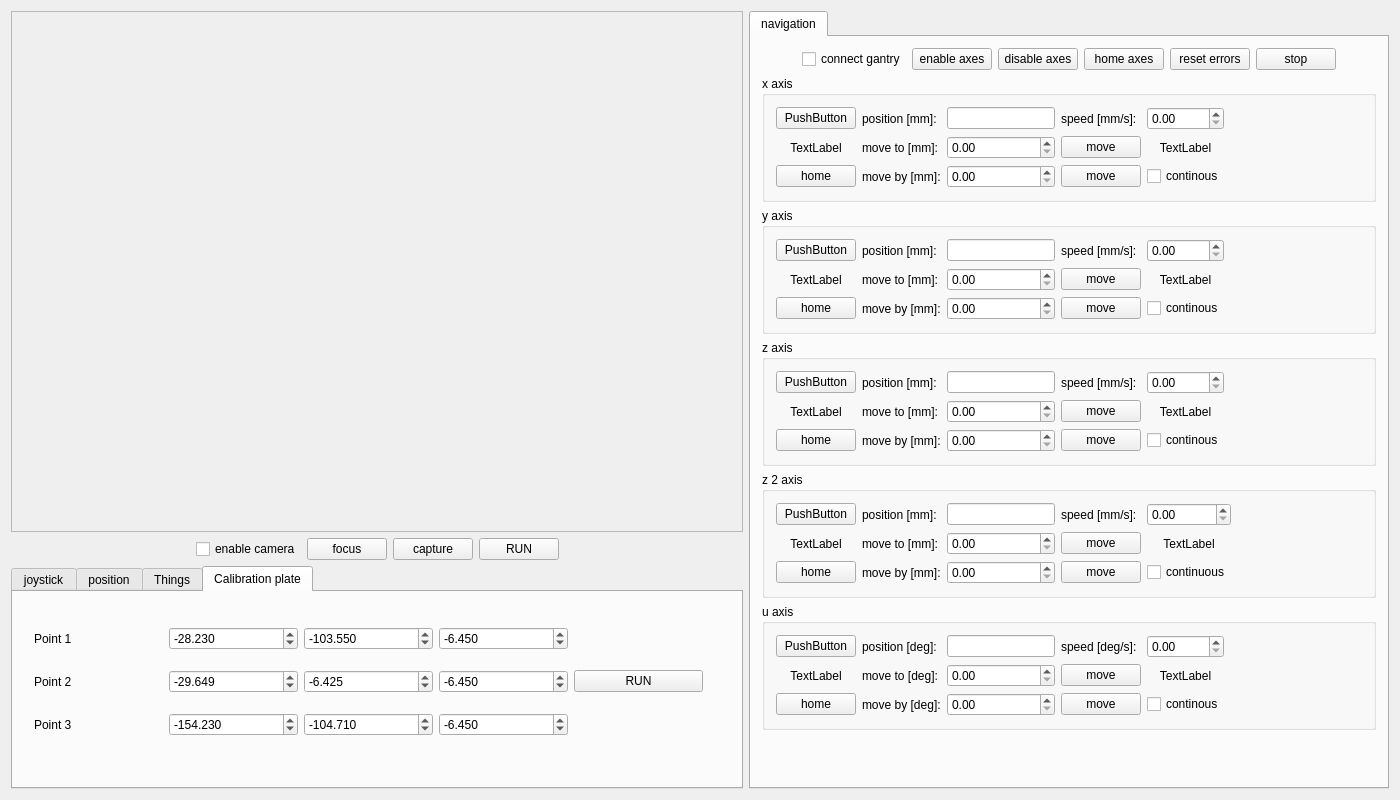
First picture: the form in magrathea.ui, repository gitHleon/magrathea, before the edit.
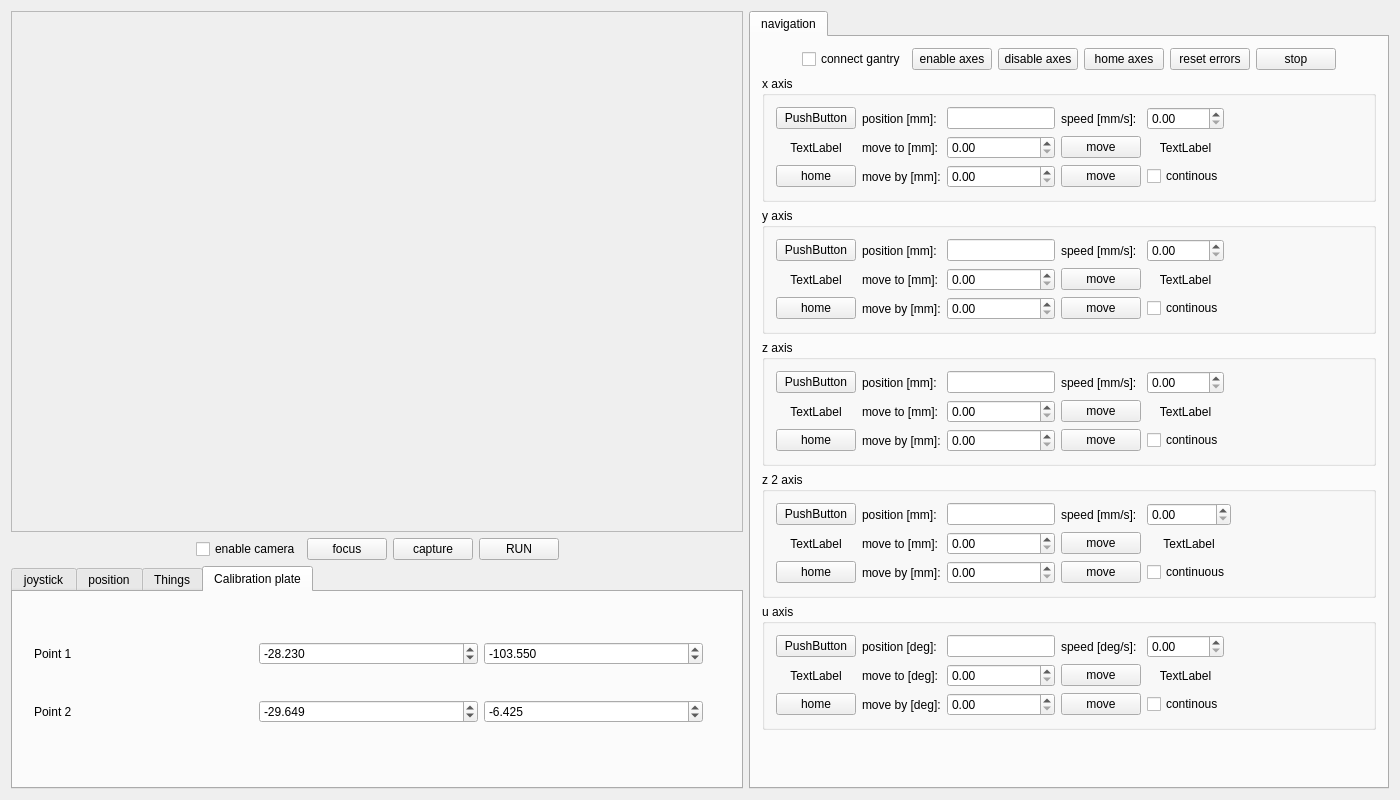
Second picture: the form after the edit. The open tabs and pages were chosen to show the change.

```diff
--- a/magrathea.ui
+++ b/magrathea.ui
@@ -112,7 +112,7 @@
         </sizepolicy>
        </property>
        <property name="currentIndex">
-        <number>2</number>
+        <number>3</number>
        </property>
        <widget class="QWidget" name="joystickTab">
         <attribute name="title">
@@ -817,8 +817,8 @@
           </rect>
          </property>
          <layout class="QGridLayout" name="gridLayout_6">
-          <item row="2" column="2">
-           <widget class="QDoubleSpinBox" name="point3_y_box">
+          <item row="0" column="2">
+           <widget class="QDoubleSpinBox" name="point1_y_box">
             <property name="decimals">
              <number>3</number>
             </property>
@@ -829,7 +829,23 @@
              <double>555.000000000000000</double>
             </property>
             <property name="value">
-             <double>-104.709999999999994</double>
+             <double>-103.549999999999997</double>
+            </property>
+           </widget>
+          </item>
+          <item row="1" column="1">
+           <widget class="QDoubleSpinBox" name="point2_x_box">
+            <property name="decimals">
+             <number>3</number>
+            </property>
+            <property name="minimum">
+             <double>-555.000000000000000</double>
+            </property>
+            <property name="maximum">
+             <double>555.000000000000000</double>
+            </property>
+            <property name="value">
+             <double>-29.649000000000001</double>
             </property>
            </widget>
           </item>
@@ -847,74 +863,6 @@
             </property>
            </widget>
           </item>
-          <item row="2" column="1">
-           <widget class="QDoubleSpinBox" name="point3_x_box">
-            <property name="decimals">
-             <number>3</number>
-            </property>
-            <property name="minimum">
-             <double>-555.000000000000000</double>
-            </property>
-            <property name="maximum">
-             <double>555.000000000000000</double>
-            </property>
-            <property name="value">
-             <double>-154.229999999999990</double>
-            </property>
-           </widget>
-          </item>
-          <item row="0" column="3">
-           <widget class="QDoubleSpinBox" name="point1_z_box">
-            <property name="decimals">
-             <number>3</number>
-            </property>
-            <property name="minimum">
-             <double>-555.000000000000000</double>
-            </property>
-            <property name="value">
-             <double>-6.450000000000000</double>
-            </property>
-           </widget>
-          </item>
-          <item row="2" column="0">
-           <widget class="QLabel" name="label_25">
-            <property name="text">
-             <string>Point 3</string>
-            </property>
-           </widget>
-          </item>
-          <item row="1" column="3">
-           <widget class="QDoubleSpinBox" name="point2_z_box">
-            <property name="decimals">
-             <number>3</number>
-            </property>
-            <property name="minimum">
-             <double>-555.000000000000000</double>
-            </property>
-            <property name="maximum">
-             <double>555.000000000000000</double>
-            </property>
-            <property name="value">
-             <double>-6.450000000000000</double>
-            </property>
-           </widget>
-          </item>
-          <item row="1" column="1">
-           <widget class="QDoubleSpinBox" name="point2_x_box">
-            <property name="decimals">
-             <number>3</number>
-            </property>
-            <property name="minimum">
-             <double>-555.000000000000000</double>
-            </property>
-            <property name="maximum">
-             <double>555.000000000000000</double>
-            </property>
-            <property name="value">
-             <double>-29.649000000000001</double>
-            </property>
-           </widget>
-          </item>
           <item row="0" column="1">
            <widget class="QDoubleSpinBox" name="point1_x_box">
             <property name="decimals">
@@ -931,22 +879,6 @@
             </property>
            </widget>
           </item>
-          <item row="0" column="2">
-           <widget class="QDoubleSpinBox" name="point1_y_box">
-            <property name="decimals">
-             <number>3</number>
-            </property>
-            <property name="minimum">
-             <double>-555.000000000000000</double>
-            </property>
-            <property name="maximum">
-             <double>555.000000000000000</double>
-            </property>
-            <property name="value">
-             <double>-103.549999999999997</double>
-            </property>
-           </widget>
-          </item>
           <item row="1" column="2">
            <widget class="QDoubleSpinBox" name="point2_y_box">
             <property name="decimals">
@@ -963,29 +895,6 @@
             </property>
            </widget>
           </item>
-          <item row="2" column="3">
-           <widget class="QDoubleSpinBox" name="point3_z_box">
-            <property name="decimals">
-             <number>3</number>
-            </property>
-            <property name="minimum">
-             <double>-555.000000000000000</double>
-            </property>
-            <property name="maximum">
-             <double>555.000000000000000</double>
-            </property>
-            <property name="value">
-             <double>-6.450000000000000</double>
-            </property>
-           </widget>
-          </item>
-          <item row="1" column="4">
-           <widget class="QPushButton" name="Run_calib_plate_button_3">
-            <property name="text">
-             <string>RUN</string>
-            </property>
-           </widget>
-          </item>
          </layout>
         </widget>
        </widget>
```
